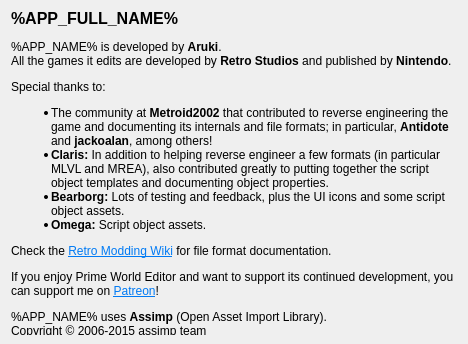
This is src/Editor/CAboutDialog.ui in AxioDL/PrimeWorldEditor as Qt 5 draws it before an edit. The edited form follows.
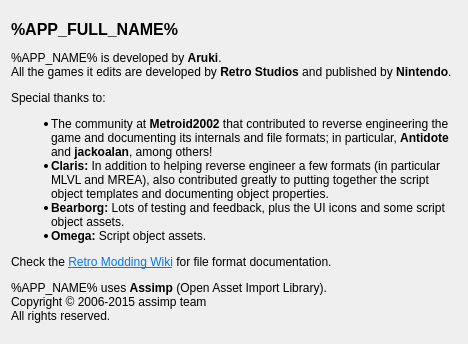
This is the edited form.

```diff
--- a/src/Editor/CAboutDialog.ui
+++ b/src/Editor/CAboutDialog.ui
@@ -23,7 +23,7 @@
    <item>
     <widget class="QLabel" name="AboutLabel">
      <property name="text">
-      <string>&lt;html&gt;&lt;head/&gt;&lt;body&gt;&lt;p&gt;&lt;span style=&quot; font-size:12pt; font-weight:600;&quot;&gt;%APP_FULL_NAME%&lt;/span&gt;&lt;/p&gt;&lt;p&gt;%APP_NAME% is developed by &lt;span style=&quot; font-weight:600;&quot;&gt;Aruki&lt;/span&gt;.&lt;br/&gt;All the games it edits are developed by &lt;span style=&quot; font-weight:600;&quot;&gt;Retro Studios&lt;/span&gt; and published by &lt;span style=&quot; font-weight:600;&quot;&gt;Nintendo&lt;/span&gt;.&lt;/p&gt;&lt;p&gt;Special thanks to:&lt;/p&gt;&lt;ul style=&quot;margin-top: 0px; margin-bottom: 0px; margin-left: 0px; margin-right: 0px; -qt-list-indent: 1;&quot;&gt;&lt;li style=&quot; margin-top:12px; margin-bottom:0px; margin-left:0px; margin-right:0px; -qt-block-indent:0; text-indent:0px;&quot;&gt;The community at &lt;span style=&quot; font-weight:600;&quot;&gt;Metroid2002&lt;/span&gt; that contributed to reverse engineering the game and documenting its internals and file formats; in particular, &lt;span style=&quot; font-weight:600;&quot;&gt;Antidote&lt;/span&gt; and &lt;span style=&quot; font-weight:600;&quot;&gt;jackoalan&lt;/span&gt;, among others!&lt;/li&gt;&lt;li style=&quot; margin-top:0px; margin-bottom:0px; margin-left:0px; margin-right:0px; -qt-block-indent:0; text-indent:0px;&quot;&gt;&lt;span style=&quot; font-weight:600;&quot;&gt;Claris: &lt;/span&gt;In addition to helping reverse engineer a few formats (in particular MLVL and MREA), also contributed greatly to putting together the script object templates and documenting object properties.&lt;/li&gt;&lt;li style=&quot; margin-top:0px; margin-bottom:0px; margin-left:0px; margin-right:0px; -qt-block-indent:0; text-indent:0px;&quot;&gt;&lt;span style=&quot; font-weight:600;&quot;&gt;Bearborg:&lt;/span&gt; Lots of testing and feedback, plus the UI icons and some script object assets.&lt;/li&gt;&lt;li style=&quot; margin-top:0px; margin-bottom:12px; margin-left:0px; margin-right:0px; -qt-block-indent:0; text-indent:0px;&quot;&gt;&lt;span style=&quot; font-weight:600;&quot;&gt;Omega: &lt;/span&gt;Script object assets.&lt;/li&gt;&lt;/ul&gt;&lt;p&gt;Check the &lt;a href=&quot;http://www.metroid2002.com/retromodding/wiki/Retro_Modding_Wiki&quot;&gt;&lt;span style=&quot; text-decoration: underline; color:#007af4;&quot;&gt;Retro Modding Wiki&lt;/span&gt;&lt;/a&gt; for file format documentation.&lt;/p&gt;&lt;p&gt;If you enjoy Prime World Editor and want to support its continued development, you can support me on &lt;a href=&quot;https://www.patreon.com/arukibree&quot;&gt;&lt;span style=&quot; text-decoration: underline; color:#007af4;&quot;&gt;Patreon&lt;/span&gt;&lt;/a&gt;!&lt;/p&gt;&lt;p&gt;%APP_NAME% uses &lt;span style=&quot; font-weight:600;&quot;&gt;Assimp&lt;/span&gt; (Open Asset Import Library).&lt;br/&gt;Copyright © 2006-2015 assimp team&lt;br/&gt;All rights reserved.&lt;/p&gt;&lt;/body&gt;&lt;/html&gt;</string>
+      <string>&lt;html&gt;&lt;head/&gt;&lt;body&gt;&lt;p&gt;&lt;span style=&quot; font-size:12pt; font-weight:600;&quot;&gt;%APP_FULL_NAME%&lt;/span&gt;&lt;/p&gt;&lt;p&gt;%APP_NAME% is developed by &lt;span style=&quot; font-weight:600;&quot;&gt;Aruki&lt;/span&gt;.&lt;br/&gt;All the games it edits are developed by &lt;span style=&quot; font-weight:600;&quot;&gt;Retro Studios&lt;/span&gt; and published by &lt;span style=&quot; font-weight:600;&quot;&gt;Nintendo&lt;/span&gt;.&lt;/p&gt;&lt;p&gt;Special thanks to:&lt;/p&gt;&lt;ul style=&quot;margin-top: 0px; margin-bottom: 0px; margin-left: 0px; margin-right: 0px; -qt-list-indent: 1;&quot;&gt;&lt;li style=&quot; margin-top:12px; margin-bottom:0px; margin-left:0px; margin-right:0px; -qt-block-indent:0; text-indent:0px;&quot;&gt;The community at &lt;span style=&quot; font-weight:600;&quot;&gt;Metroid2002&lt;/span&gt; that contributed to reverse engineering the game and documenting its internals and file formats; in particular, &lt;span style=&quot; font-weight:600;&quot;&gt;Antidote&lt;/span&gt; and &lt;span style=&quot; font-weight:600;&quot;&gt;jackoalan&lt;/span&gt;, among others!&lt;/li&gt;&lt;li style=&quot; margin-top:0px; margin-bottom:0px; margin-left:0px; margin-right:0px; -qt-block-indent:0; text-indent:0px;&quot;&gt;&lt;span style=&quot; font-weight:600;&quot;&gt;Claris: &lt;/span&gt;In addition to helping reverse engineer a few formats (in particular MLVL and MREA), also contributed greatly to putting together the script object templates and documenting object properties.&lt;/li&gt;&lt;li style=&quot; margin-top:0px; margin-bottom:0px; margin-left:0px; margin-right:0px; -qt-block-indent:0; text-indent:0px;&quot;&gt;&lt;span style=&quot; font-weight:600;&quot;&gt;Bearborg:&lt;/span&gt; Lots of testing and feedback, plus the UI icons and some script object assets.&lt;/li&gt;&lt;li style=&quot; margin-top:0px; margin-bottom:12px; margin-left:0px; margin-right:0px; -qt-block-indent:0; text-indent:0px;&quot;&gt;&lt;span style=&quot; font-weight:600;&quot;&gt;Omega: &lt;/span&gt;Script object assets.&lt;/li&gt;&lt;/ul&gt;&lt;p&gt;Check the &lt;a href=&quot;http://www.metroid2002.com/retromodding/wiki/Retro_Modding_Wiki&quot;&gt;&lt;span style=&quot; text-decoration: underline; color:#007af4;&quot;&gt;Retro Modding Wiki&lt;/span&gt;&lt;/a&gt; for file format documentation.&lt;/p&gt;&lt;p&gt;%APP_NAME% uses &lt;span style=&quot; font-weight:600;&quot;&gt;Assimp&lt;/span&gt; (Open Asset Import Library).&lt;br/&gt;Copyright © 2006-2015 assimp team&lt;br/&gt;All rights reserved.&lt;/p&gt;&lt;/body&gt;&lt;/html&gt;</string>
      </property>
      <property name="wordWrap">
       <bool>true</bool>
```
